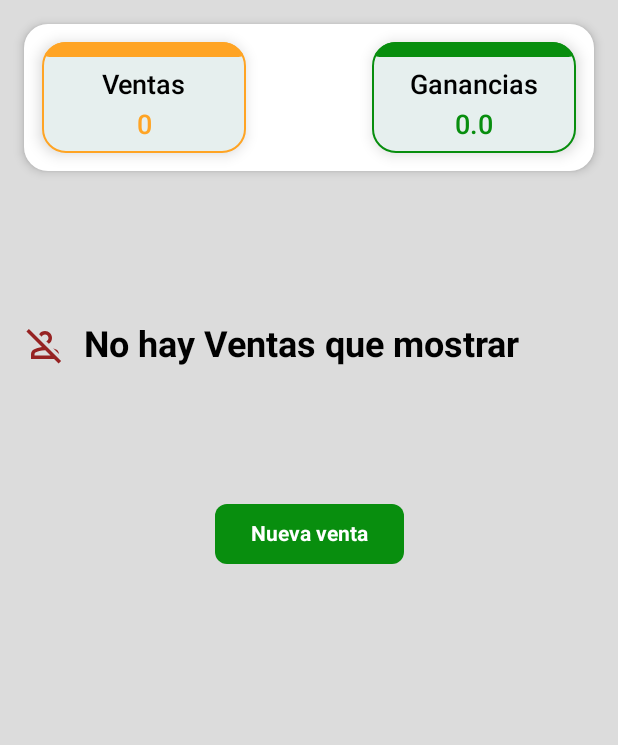
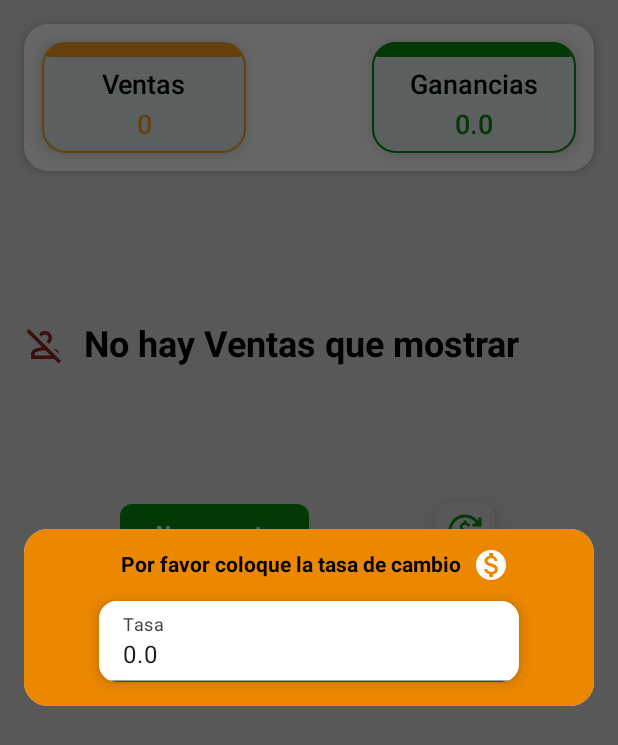
Before and after one commit to WilliamsVelas/MerioApp, an Android app built with Jetpack Compose: the CreateClient screen opened through its navigation route, on a phone screen of 412 x 824 dp. Shown: the top 745 px of the screen. Run offline under Robolectric (Android 15) with nearby library versions, the phone set to English and light mode, and no system bars; our stand-ins replace Dagger/Hilt's generated code, Room's generated code; 3 statements that could not run were skipped.

Commit message:
diferents changes

```diff
--- a/app/src/main/java/com/example/merioapp/GlobalVar.kt
+++ b/app/src/main/java/com/example/merioapp/GlobalVar.kt
@@ -7,4 +7,6 @@ object GlobalVar {
     var amountConvertion by mutableStateOf<Float>(0.0f)
 
     var isDolar by mutableStateOf(false)
+
+    var showDialogConvertion by mutableStateOf(false)
 }
--- a/app/src/main/java/com/example/merioapp/MainActivity.kt
+++ b/app/src/main/java/com/example/merioapp/MainActivity.kt
@@ -21,12 +21,14 @@ import androidx.compose.foundation.layout.width
 import androidx.compose.foundation.layout.wrapContentSize
 import androidx.compose.foundation.shape.CircleShape
 import androidx.compose.foundation.shape.RoundedCornerShape
+import androidx.compose.foundation.text.KeyboardActions
 import androidx.compose.foundation.text.KeyboardOptions
 import androidx.compose.material.icons.Icons
 import androidx.compose.material.icons.filled.AccountCircle
 import androidx.compose.material.icons.filled.Cached
 import androidx.compose.material.icons.filled.Groups
 import androidx.compose.material.icons.filled.Inventory
+import androidx.compose.material.icons.filled.MonetizationOn
 import androidx.compose.material.icons.filled.Sell
 import androidx.compose.material3.BottomAppBar
 import androidx.compose.material3.Card
@@ -90,8 +92,12 @@ fun MyTopAndBotomAppBar() {
 
     var showDialog by remember { mutableStateOf(false) }
 
-    if (showDialog) {
-        MinimalDialog(onDismissRequest = { showDialog = false })
+    if (GlobalVar.showDialogConvertion) {
+        MinimalDialog(onDismissRequest = { GlobalVar.showDialogConvertion = false })
+    }
+
+    if (GlobalVar.amountConvertion == 0.0f) {
+        GlobalVar.showDialogConvertion = true
     }
 
     Log.i("siii", "${GlobalVar.amountConvertion}")
@@ -100,8 +106,6 @@ fun MyTopAndBotomAppBar() {
 
     val currentDestination =
         navigationController.currentBackStackEntryAsState().value?.destination?.route
-
-    Log.i("navBar", "vabar${currentDestination}")
 
     val selected = remember {
         mutableStateOf(Icons.Default.Sell)
@@ -162,7 +166,7 @@ fun MyTopAndBotomAppBar() {
                                 border = BorderStroke(1.dp, Success_Color),
                                 modifier = Modifier
                                     .height(30.dp)
-                                    .width(90.dp),
+                                    .width(100.dp),
                             ) {
                                 Row(
                                     Modifier
@@ -170,7 +174,7 @@ fun MyTopAndBotomAppBar() {
                                         .background(Background_Card),
                                     verticalAlignment = Alignment.CenterVertically
                                 ) {
-                                    IconButton(onClick = { showDialog = true }) {
+                                    IconButton(onClick = { GlobalVar.showDialogConvertion = true }) {
                                         Icon(
                                             modifier = Modifier.size(20.dp),
                                             imageVector = Icons.Default.Cached,
@@ -300,11 +304,31 @@ fun MinimalDialog(onDismissRequest: () -> Unit) {
         Card(
             modifier = Modifier
                 .fillMaxWidth()
-                .height(100.dp)
+                .height(150.dp)
                 .padding(16.dp),
             shape = RoundedCornerShape(16.dp),
         ) {
-            Box(modifier = Modifier.fillMaxWidth(), contentAlignment = Alignment.Center) {
+            Box(
+                modifier = Modifier
+                    .fillMaxSize()
+                    .background(Principal_Yellow),
+                contentAlignment = Alignment.Center
+            ) {
+                Column(horizontalAlignment = Alignment.CenterHorizontally) {
+                        Row(verticalAlignment = Alignment.CenterVertically) {
+                            Text(
+                                text = "Por favor coloque la tasa de cambio",
+                                modifier = Modifier.padding(8.dp),
+                                style = TextStyle(
+                                    fontSize = 14.sp,
+                                    color = Color.Black,
+                                    fontWeight = FontWeight.Bold
+                                )
+                            )
+
+                            Icon(tint = Color.White ,imageVector = Icons.Default.MonetizationOn, contentDescription = "cash")
+                        }
+
                     Card(
                         modifier = Modifier
                             .height(70.dp)
@@ -315,7 +339,7 @@ fun MinimalDialog(onDismissRequest: () -> Unit) {
                     ) {
                         TextField(
                             modifier = Modifier.fillMaxHeight(),
-                        label = { Text(text = "Tasa Dolar") },
+                            label = { Text(text = "Tasa") },
                             value = amountValue,
                             onValueChange = {
                                 amountValue = it
@@ -323,6 +347,12 @@ fun MinimalDialog(onDismissRequest: () -> Unit) {
                                     GlobalVar.amountConvertion = amountValue.toFloat()
                                 }
                             },
+                            keyboardActions = KeyboardActions(
+
+                                onNext = {
+                                    GlobalVar.showDialogConvertion = false
+                                }
+                            ),
                             keyboardOptions = KeyboardOptions.Default.copy(keyboardType = KeyboardType.Number),
                             colors = TextFieldDefaults.textFieldColors(
                                 containerColor = Background_Card,
@@ -330,6 +360,7 @@ fun MinimalDialog(onDismissRequest: () -> Unit) {
                                 focusedLabelColor = Color.Black
                             )
                         )
+                    }
                 }
             }
         }
--- a/app/src/main/java/com/example/merioapp/addClient/ui/CreateClient.kt
+++ b/app/src/main/java/com/example/merioapp/addClient/ui/CreateClient.kt
@@ -268,11 +268,7 @@ fun CreateClient(
                         modifier = Modifier
                             .padding(2.dp),
                         onClick = {
-                            viewModel.name_client = ""
-                            viewModel.email = ""
-                            viewModel.phone_number = ""
-                            viewModel.description = ""
-                            viewModel.identification_client = ""
+                            viewModel.cleanInputs()
                         },
                         shape = RoundedCornerShape(8.dp),
                         colors = ButtonDefaults.buttonColors(
--- a/app/src/main/java/com/example/merioapp/addProduct/ui/CreateProduct.kt
+++ b/app/src/main/java/com/example/merioapp/addProduct/ui/CreateProduct.kt
@@ -229,7 +229,7 @@ fun CreateProduct(
 
             Row(Modifier.align(Alignment.CenterHorizontally)) {
                 Button(
-                    onClick = { /*TODO*/ },
+                    onClick = { viewModel.cleanInputs() },
                     modifier = Modifier
                         .padding(2.dp),
                     shape = RoundedCornerShape(8.dp),
--- a/app/src/main/java/com/example/merioapp/home/ui/HomeScreen.kt
+++ b/app/src/main/java/com/example/merioapp/home/ui/HomeScreen.kt
@@ -20,6 +20,7 @@ import androidx.compose.foundation.lazy.items
 import androidx.compose.foundation.shape.RoundedCornerShape
 import androidx.compose.material.icons.Icons
 import androidx.compose.material.icons.filled.CheckCircle
+import androidx.compose.material.icons.filled.CurrencyExchange
 import androidx.compose.material.icons.filled.Sell
 import androidx.compose.material.icons.outlined.PersonOff
 import androidx.compose.material.icons.outlined.PersonSearch
@@ -32,6 +33,7 @@ import androidx.compose.material3.Icon
 import androidx.compose.material3.MaterialTheme
 import androidx.compose.material3.ModalBottomSheet
 import androidx.compose.material3.Scaffold
+import androidx.compose.material3.SmallFloatingActionButton
 import androidx.compose.material3.Text
 import androidx.compose.material3.TopAppBarDefaults
 import androidx.compose.runtime.Composable
@@ -67,7 +69,7 @@ fun HomeScreen(
 
     val sells = viewModel.sells.collectAsState(initial = emptyList())
 
-    val totalProfit = getTotalPorfit(sells.value)
+    val totalProfit = getTotalProfit(sells.value)
 
     val selected = remember {
         mutableStateOf(Icons.Default.Sell)
@@ -287,15 +289,12 @@ fun HomeScreen(
 
                                 Text(
                                     text = "${
-                                        if (GlobalVar.isDolar){
-                                            getConvertProfit(
+                                        viewModel.calcProfitByType(
                                             it.profit_product,
-                                                GlobalVar.amountConvertion
+                                            it.profit_type
                                         )
-                                        }else {
-                                            it.profit_product
-                                        }
-                                    } $", style = TextStyle(
+                                    }" + " ${if (GlobalVar.isDolar) " $" else " Bs"}",
+                                    style = TextStyle(
                                         color = Success_Color,
                                         fontSize = 16.sp,
                                         fontWeight = FontWeight.Bold
@@ -307,9 +306,10 @@ fun HomeScreen(
                     }
                 }
             }
+
+            Row(horizontalArrangement = Arrangement.SpaceEvenly, modifier = Modifier.fillMaxWidth()) {
                 Button(
                     modifier = Modifier
-                    .align(Alignment.CenterHorizontally)
                         .padding(2.dp),
                     onClick = {
                         navHostController.navigate(Routes.CreateSellScreen.route)
@@ -327,23 +327,29 @@ fun HomeScreen(
                         )
                     )
                 }
+
+                SmallFloatingActionButton(
+                    onClick = { GlobalVar.isDolar = !GlobalVar.isDolar },
+                    containerColor = Background_Screen,
+                    contentColor = Success_Color
+                ) {
+                    Icon(Icons.Default.CurrencyExchange, "Small floating action button.")
+                }
+            }
+
         }
     }
 }
 
-fun getTotalPorfit(sell: List<Sell>): Float {
+fun getTotalProfit(sell: List<Sell>): Float {
     var totalProfit = 0.0f
     sell.forEach { sell ->
         totalProfit += sell.profit_product
     }
+
+    totalProfit = String.format("%.2f", totalProfit).toFloat()
+
     return totalProfit
-}
-
-fun getConvertProfit(value: Float, float: Float): Float {
-
-    var convertedProfit = value * float
-    return convertedProfit
-
 }
 
 @Preview(showBackground = true)
--- a/app/src/main/java/com/example/merioapp/products/ui/ProductScreen.kt
+++ b/app/src/main/java/com/example/merioapp/products/ui/ProductScreen.kt
@@ -47,7 +47,6 @@ import androidx.compose.ui.unit.sp
 import androidx.hilt.navigation.compose.hiltViewModel
 import androidx.navigation.NavHostController
 import com.example.merioapp.GlobalVar
-import com.example.merioapp.home.ui.getConvertProfit
 import com.example.merioapp.model.Routes
 import com.example.merioapp.ui.theme.MerioAppTheme
 import com.example.merioapp.ui.theme.*
--- a/app/src/main/java/com/example/merioapp/ui/domain/entity/Sell.kt
+++ b/app/src/main/java/com/example/merioapp/ui/domain/entity/Sell.kt
@@ -18,4 +18,5 @@ data class Sell(
     val serial_product: String = "",
     val price_product: Float = 0.0f,
     val profit_product: Float = 0.0f,
+    val profit_type: String = ""
 )
```
Also changed, not shown: app/src/main/java/com/example/merioapp/addClient/ui/AddClientViewModel.kt (+8 -1 lines), app/src/main/java/com/example/merioapp/addProduct/ui/AddProductViewModel.kt (+8 -1 lines), app/src/main/java/com/example/merioapp/addSell/ui/AddSellViewModel.kt (+19 -1 lines), app/src/main/java/com/example/merioapp/addSell/ui/CreateSell.kt (+19 -2 lines), app/src/main/java/com/example/merioapp/home/ui/HomeScreenViewModel.kt (+38 -1 lines). Lines whose indentation alone changed are shown as unchanged.
